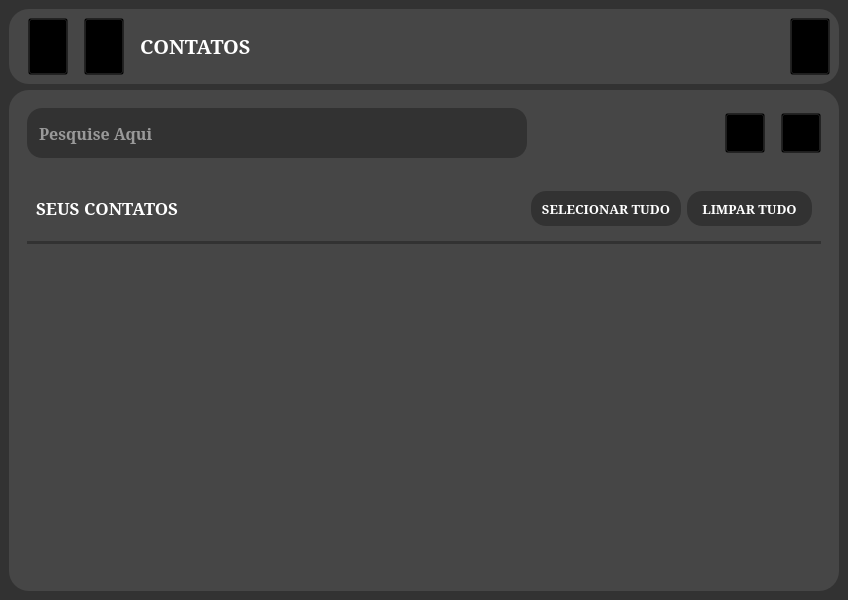
Before: the Qt Designer form frontend/ui/contatos/contatos.ui in GHRodriguess/WAPI, drawn with Qt 5.
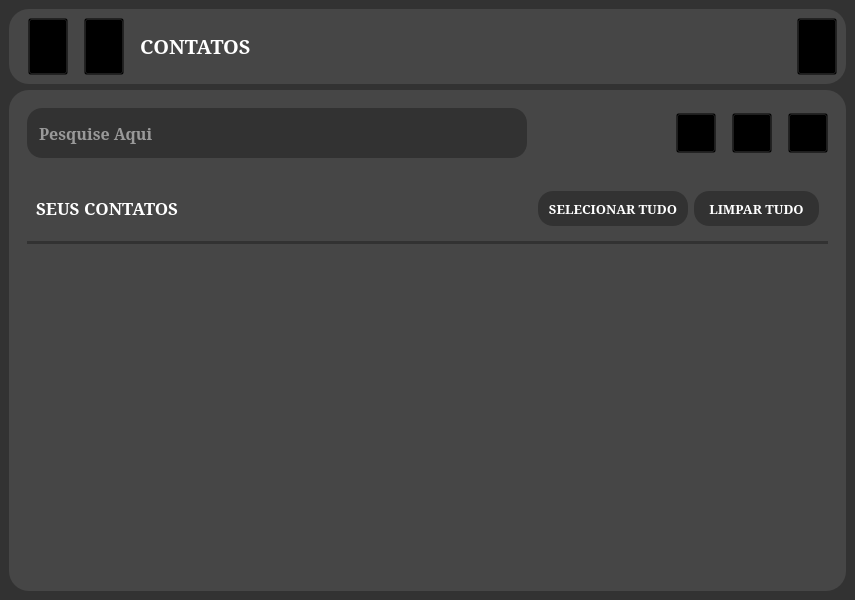
After: the same form once the commit is applied. Icons and pictures are not drawn.

Commit message: mudando aparência dos adiciona contatos e criando o adiciona grupo, corrigindo bugs possiveis, adicionado a função de pesquisar por grupo, número no banco de dados não é mais obrigatório

What changed in the file:
```diff
--- a/frontend/ui/contatos/contatos.ui
+++ b/frontend/ui/contatos/contatos.ui
@@ -12,7 +12,7 @@
    <rect>
     <x>0</x>
     <y>0</y>
-    <width>848</width>
+    <width>855</width>
     <height>600</height>
    </rect>
   </property>
@@ -407,6 +407,52 @@
             </property>
            </widget>
           </item>
+          <item>
+           <spacer name="horizontalSpacer_8">
+            <property name="orientation">
+             <enum>Qt::Horizontal</enum>
+            </property>
+            <property name="sizeType">
+             <enum>QSizePolicy::Fixed</enum>
+            </property>
+            <property name="sizeHint" stdset="0">
+             <size>
+              <width>10</width>
+              <height>20</height>
+             </size>
+            </property>
+           </spacer>
+          </item>
+          <item>
+           <widget class="QPushButton" name="botao_adicionar_grupo">
+            <property name="minimumSize">
+             <size>
+              <width>40</width>
+              <height>40</height>
+             </size>
+            </property>
+            <property name="styleSheet">
+             <string notr="true">QPushButton{
+icon: url(:/icons/adiciona_grupo.svg);
+background-color: transparent;
+}
+
+QPushButton::hover{
+icon: url(:/icons/adiciona_grupo_hover.svg);
+background-color: transparent;
+}</string>
+            </property>
+            <property name="text">
+             <string/>
+            </property>
+            <property name="iconSize">
+             <size>
+              <width>35</width>
+              <height>35</height>
+             </size>
+            </property>
+           </widget>
+          </item>
          </layout>
         </widget>
        </item>
```
The commit also changes 23 other files.
